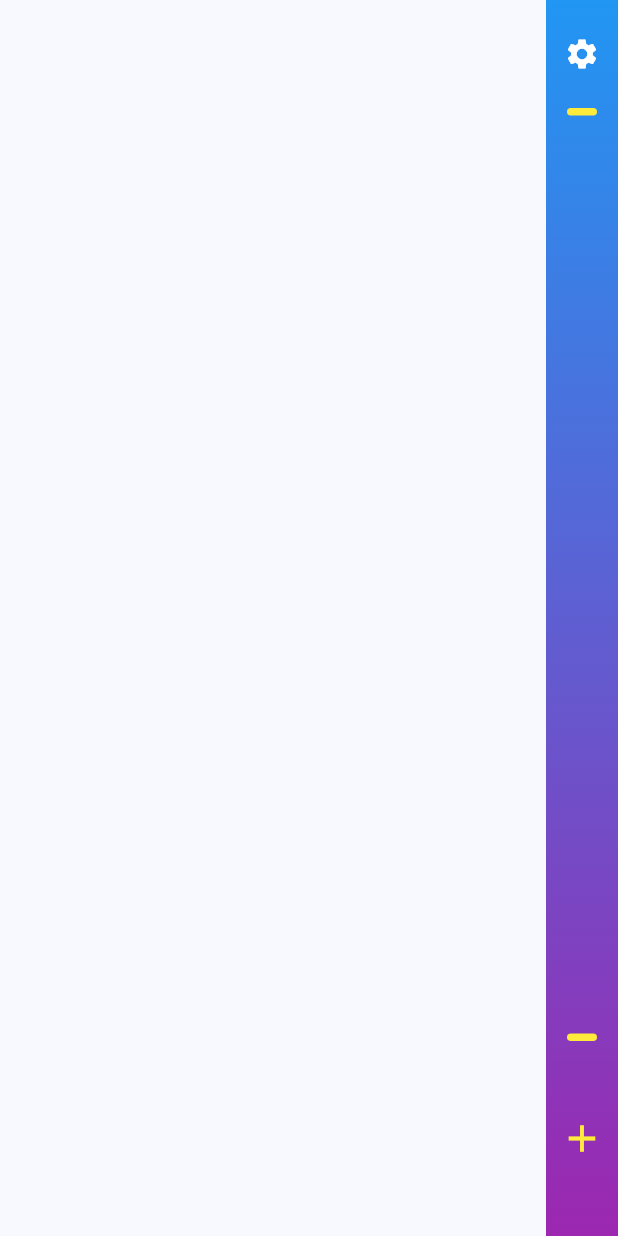
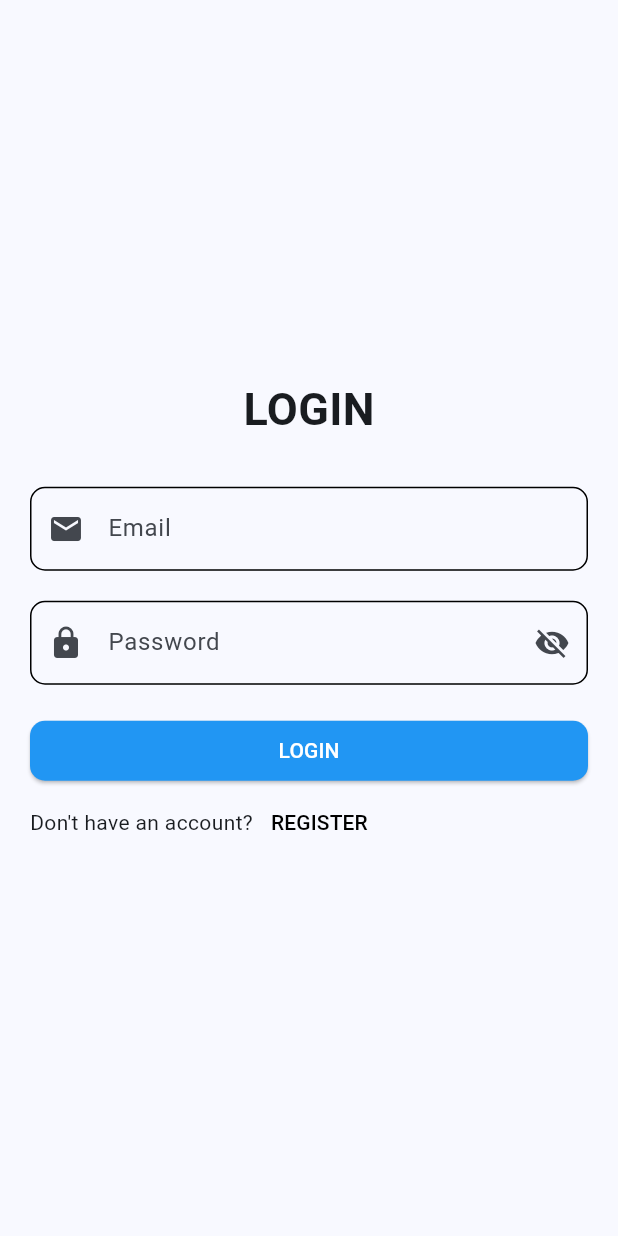
Before and after one commit to irdacin/koda, a Flutter app: the screen it shows after launch, on a phone screen of 412 x 824 dp. Run offline on Flutter 3.47's test engine with Material 3 defaults, Android fonts, the phone set to English and light mode, and no system bars; our stand-ins replace firebase_auth, firebase_core, shared_preferences, sqflite; accounts and stored records are empty.

Commit message:
Added a firebase for register and login user

```diff
--- a/lib/helper/constant.dart
+++ b/lib/helper/constant.dart
@@ -1,2 +1,3 @@
 const String KEY_SHOW_SIDE_BAR = "Show Side Bar";
 const String KEY_SHOW_SIDE_BAR_IN_RIGHT = "Show In Right";
+const String KEY_LOGGED_IN = "Logged In";
--- a/lib/main.dart
+++ b/lib/main.dart
@@ -1,9 +1,12 @@
+import 'package:firebase_core/firebase_core.dart';
 import 'package:flutter/material.dart';
 import 'package:koda/database/database_item.dart';
-import 'package:koda/pages/main_page.dart';
+import 'package:koda/pages/splash_page.dart';
 import 'package:provider/provider.dart';
 
-void main() {
+void main() async {
+  WidgetsFlutterBinding.ensureInitialized();
+  await Firebase.initializeApp();
   runApp(const MyApp());
 }
 
@@ -23,7 +26,7 @@ class MyApp extends StatelessWidget {
           useMaterial3: true,
         ),
         debugShowCheckedModeBanner: false,
-        home: const MainPage(),
+        home: const SplashPage(),
       ),
     );
   }
--- a/lib/pages/item_detail_page.dart
+++ b/lib/pages/item_detail_page.dart
@@ -14,7 +14,7 @@ class ItemDetailPage extends StatelessWidget {
         child: Row(
           children: [
             ItemDetail(item: item),
-            SideBar(),
+            const SideBar(),
           ],
         ),
       ),
--- /dev/null
+++ b/lib/pages/login_page.dart
@@ -0,0 +1,237 @@
+import 'package:firebase_auth/firebase_auth.dart';
+import 'package:flutter/material.dart';
+import 'package:koda/helper/constant.dart';
+import 'package:koda/pages/main_page.dart';
+import 'package:koda/pages/register_page.dart';
+import 'package:shared_preferences/shared_preferences.dart';
+
+class LoginPage extends StatefulWidget {
+  const LoginPage({super.key});
+
+  @override
+  State<LoginPage> createState() => _LoginPageState();
+}
+
+class _LoginPageState extends State<LoginPage> {
+  TextEditingController emailController = TextEditingController();
+  TextEditingController passwordController = TextEditingController();
+
+  FocusNode emailFocusNode = FocusNode();
+  FocusNode passwordFocusNode = FocusNode();
+  bool emailFocus = false;
+  bool passwordFocus = false;
+  bool showPasswordText = false;
+  String? errorText;
+
+  @override
+  void initState() {
+    super.initState();
+    emailFocusNode.addListener(() {
+      setState(() {
+        emailFocus = emailFocusNode.hasFocus;
+      });
+    });
+    passwordFocusNode.addListener(() {
+      setState(() {
+        passwordFocus = passwordFocusNode.hasFocus;
+      });
+    });
+  }
+
+  Future<void> loginUser() async {
+    try {
+      final FirebaseAuth firebaseAuth = FirebaseAuth.instance;
+      await firebaseAuth.signInWithEmailAndPassword(
+        email: emailController.text,
+        password: passwordController.text,
+      );
+
+      final prefs = await SharedPreferences.getInstance();
+      prefs.setBool(KEY_LOGGED_IN, true);
+
+      if (!mounted) return;
+      Navigator.of(context).pushReplacement(
+        MaterialPageRoute(builder: (context) => const MainPage()),
+      );
+    } on FirebaseAuthException catch (_) {
+      setState(() {
+        errorText = "Invalid email or password";
+      });
+    }
+  }
+
+  @override
+  Widget build(BuildContext context) {
+    return Scaffold(
+      body: SafeArea(
+        child: SingleChildScrollView(
+          child: Container(
+            width: MediaQuery.of(context).size.width,
+            height: MediaQuery.of(context).size.height,
+            padding: const EdgeInsets.all(20),
+            child: Column(
+              crossAxisAlignment: CrossAxisAlignment.start,
+              mainAxisAlignment: MainAxisAlignment.center,
+              children: [
+                const Center(
+                  child: Text(
+                    "LOGIN",
+                    style: TextStyle(
+                      fontWeight: FontWeight.bold,
+                      fontSize: 30,
+                    ),
+                  ),
+                ),
+                const SizedBox(height: 30),
+                TextFormField(
+                  controller: emailController,
+                  focusNode: emailFocusNode,
+                  onChanged: (value) {
+                    setState(() {
+                      errorText = null;
+                    });
+                  },
+                  decoration: InputDecoration(
+                    enabledBorder: const OutlineInputBorder(
+                      borderSide: BorderSide(
+                        width: 1,
+                        color: Colors.black,
+                      ),
+                      borderRadius: BorderRadius.all(Radius.circular(10)),
+                    ),
+                    focusedBorder: const OutlineInputBorder(
+                      borderSide: BorderSide(
+                        width: 2,
+                        color: Colors.black,
+                      ),
+                      borderRadius: BorderRadius.all(Radius.circular(10)),
+                    ),
+                    label: const Text("Email"),
+                    labelStyle: TextStyle(
+                      color:
+                          emailFocus && errorText == null ? Colors.black : null,
+                      fontWeight: emailFocus && errorText == null
+                          ? FontWeight.bold
+                          : null,
+                    ),
+                    errorText: errorText,
+                    errorBorder: const OutlineInputBorder(
+                      borderSide: BorderSide(
+                        color: Colors.red,
+                      ),
+                      borderRadius: BorderRadius.all(Radius.circular(10)),
+                    ),
+                    focusedErrorBorder: const OutlineInputBorder(
+                      borderSide: BorderSide(
+                        color: Colors.red,
+                      ),
+                      borderRadius: BorderRadius.all(Radius.circular(10)),
+                    ),
+                    prefixIcon: const Icon(Icons.email),
+                    prefixIconColor:
+                        errorText != null ? Colors.red : null,
+                  ),
+                ),
+                const SizedBox(height: 20),
+                TextFormField(
+                  controller: passwordController,
+                  focusNode: passwordFocusNode,
+                  onChanged: (value) {
+                    setState(() {
+                      errorText = null;
+                    });
+                  },
+                  decoration: InputDecoration(
+                    enabledBorder: const OutlineInputBorder(
+                      borderSide: BorderSide(
+                        width: 1,
+                        color: Colors.black,
+                      ),
+                      borderRadius: BorderRadius.all(Radius.circular(10)),
+                    ),
+                    focusedBorder: const OutlineInputBorder(
+                      borderSide: BorderSide(
+                        width: 2,
+                        color: Colors.black,
+                      ),
+                      borderRadius: BorderRadius.all(Radius.circular(10)),
+                    ),
+                    label: const Text("Password"),
+                    labelStyle: TextStyle(
+                      color: passwordFocus && errorText == null
+                          ? Colors.black
+                          : null,
+                      fontWeight: passwordFocus && errorText == null
+                          ? FontWeight.bold
+                          : null,
+                    ),
+                    errorText: errorText,
+                    errorBorder: const OutlineInputBorder(
+                      borderSide: BorderSide(
+                        color: Colors.red,
+                      ),
+                      borderRadius: BorderRadius.all(Radius.circular(10)),
+                    ),
+                    focusedErrorBorder: const OutlineInputBorder(
+                      borderSide: BorderSide(
+                        color: Colors.red,
+                      ),
+                      borderRadius: BorderRadius.all(Radius.circular(10)),
+                    ),
+                    suffixIcon: IconButton(
+                      onPressed: () {
+                        setState(() {
+                          showPasswordText ^= true;
+                        });
+                      },
+                      icon: Icon(
+                        showPasswordText ? Icons.visibility : Icons.visibility_off,
+                      ),
+                    ),
+                    prefixIcon: const Icon(Icons.lock),
+                    prefixIconColor:
+                        errorText != null ? Colors.red : null,
+                  ),
+                  obscureText: !showPasswordText,
+                ),
+                const SizedBox(height: 20),
+                SizedBox(
+                  width: double.infinity,
+                  child: ElevatedButton(
+                    onPressed: loginUser,
+                    style: ElevatedButton.styleFrom(
+                      foregroundColor: Colors.white,
+                      backgroundColor: Colors.blue,
+                      shape: RoundedRectangleBorder(
+                        borderRadius: BorderRadius.circular(10)
+                      )
+                    ),
+                    child: const Text("LOGIN"),
+                  ),
+                ),
+                Row(
+                  children: [
+                    const Text(
+                      "Don't have an account?",
+                    ),
+                    TextButton(
+                      onPressed: () {
+                        Navigator.of(context).pushReplacement(
+                          MaterialPageRoute(
+                            builder: (context) => const RegisterPage(),
+                          ),
+                        );
+                      },
+                      style: TextButton.styleFrom(foregroundColor: Colors.black),
+                      child: const Text("REGISTER"),
+                    )
+                  ],
+                )
+              ],
+            ),
+          ),
+        ),
+      ),
+    );
+  }
+}
--- a/lib/pages/widget/side_bar.dart
+++ b/lib/pages/widget/side_bar.dart
@@ -30,7 +30,7 @@ class SideBar extends StatelessWidget {
                 ),
                 onPressed: () {
                   Navigator.of(context).push(MaterialPageRoute(
-                    builder: (context) => SettingsPage(),
+                    builder: (context) => const SettingsPage(),
                   ));
                 },
                 icon: const Icon(Icons.settings),
--- a/pubspec.yaml
+++ b/pubspec.yaml
@@ -39,6 +39,8 @@ dependencies:
   path:
   provider:
   shared_preferences:
+  firebase_core:
+  firebase_auth:
 
 dev_dependencies:
   flutter_test:
```
Also changed, not shown: lib/pages/register_page.dart (added, +352 -0 lines), lib/pages/settings_page.dart (+46 -27 lines), lib/pages/splash_page.dart (added, +39 -0 lines), pubspec.lock, 6 other files.
